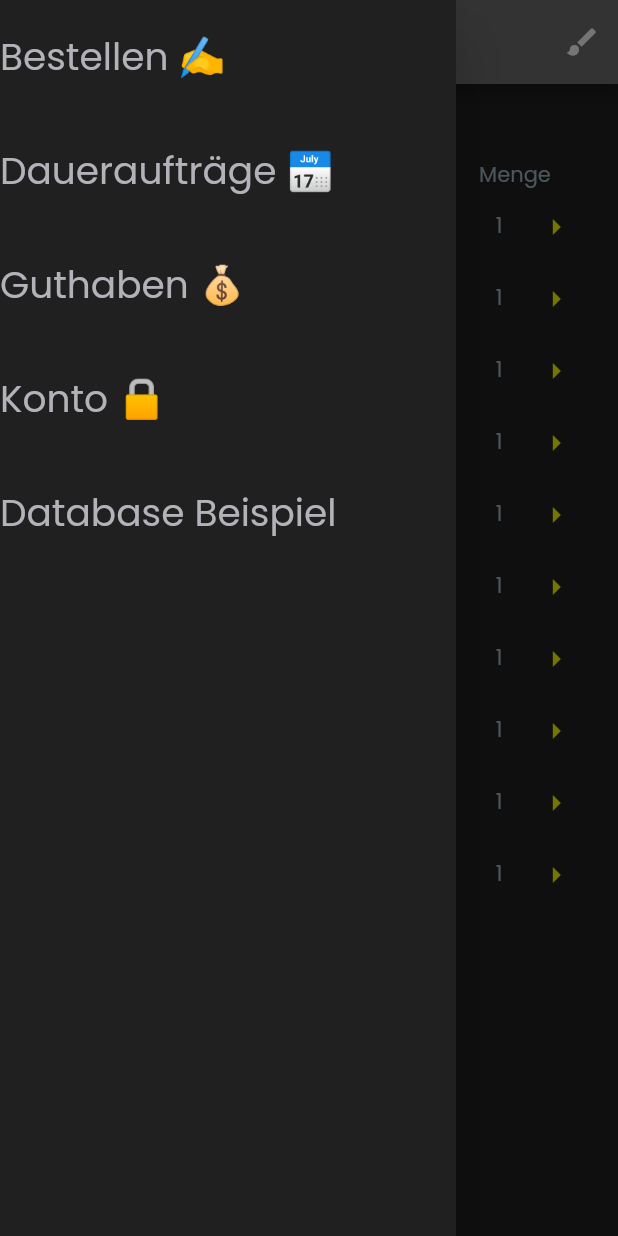
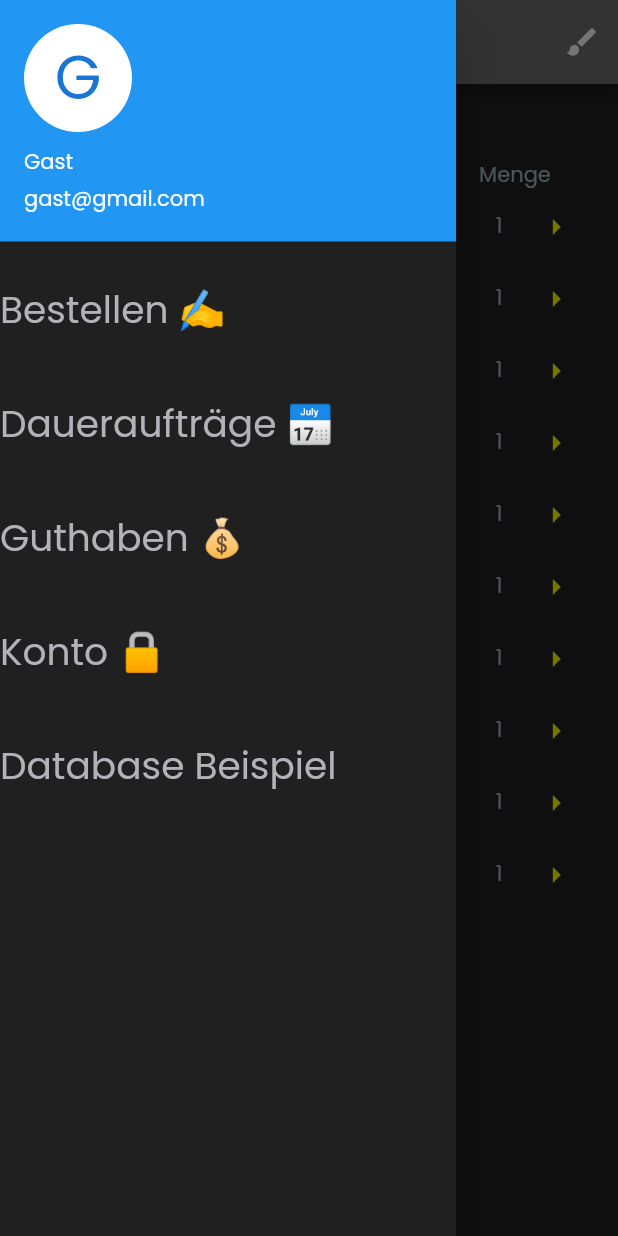
Before and after one commit to mmaeffert/fs201, a Flutter app: the screen it shows after launch, with the side drawer open, on a phone screen of 412 x 824 dp. Run offline on Flutter 3.47's test engine with Material 2 defaults, Android fonts, the phone set to English and light mode, and no system bars; our stand-ins replace firebase_auth, firebase_core, firebase_database, font_awesome_flutter, google_sign_in; accounts and stored records are empty.

Commit message:
#NewSystem -Kit System for our UI's to have a clearly and usable code we move most of the UI's to other classes! Lots of advantages!!!
#Updates
-Drawer with UserAccountsDrawerHeader

#Processed
    BackEnd:
    -> DB Connection to salable products
    -> push Order to DB

#Error
-nothing

```diff
--- a/lib/appbar.dart
+++ b/lib/appbar.dart
@@ -4,8 +4,8 @@ import './themes.dart';
 
 class GetCurrentUser {
   var user = FirebaseAuth.instance.currentUser;
-  getUser() {
-    return user;
+  User? getUser() {
+      return user;
   }
 }
 
@@ -30,7 +30,7 @@ class Appbar {
     } else {
       return CircleAvatar(
         radius: 21,
-        backgroundImage: NetworkImage(GetCurrentUser().getUser().photoURL),
+        backgroundImage: NetworkImage(GetCurrentUser().getUser()!.photoURL.toString()),
       );
     }
   }
--- a/lib/drawer.dart
+++ b/lib/drawer.dart
@@ -2,6 +2,7 @@ import 'package:flutter/material.dart';
 import './dauerauftrag.dart';
 import './account.dart';
 import './realTimeDatabaseExample.dart';
+import 'appbar.dart';
 import 'order/UI/ordersTable.dart';
 
 
@@ -11,6 +12,33 @@ class drawer {
         backgroundColor: Theme.of(context).backgroundColor,
         child: ListView(
           children: [
+            GetCurrentUser().getUser() != null? UserAccountsDrawerHeader(
+              accountName: Text(GetCurrentUser().getUser()!.displayName.toString()),
+              accountEmail: Text(GetCurrentUser().getUser()!.email.toString()),
+              currentAccountPicture: CircleAvatar(
+                backgroundImage: NetworkImage(GetCurrentUser().getUser()!.photoURL.toString()),
+                   backgroundColor:
+                Theme.of(context).platform == TargetPlatform.iOS
+                    ? Colors.blue
+                    : Colors.white,
+                child: NetworkImage(GetCurrentUser().getUser()!.photoURL.toString())==null?Text(
+                  GetCurrentUser().getUser()!.displayName!.substring(0,1),
+                  style: TextStyle(fontSize: 40.0),
+                ):Container(),
+              ),
+            ):UserAccountsDrawerHeader(
+              accountName: Text("Gast"),
+              accountEmail: Text("gast@gmail.com"),
+              currentAccountPicture: CircleAvatar(
+                backgroundColor:
+                Theme.of(context).platform == TargetPlatform.iOS
+                    ? Colors.blue
+                    : Colors.white,
+                child: Text("G",
+                  style: TextStyle(fontSize: 40.0),
+                ),
+              ),
+            ),
             ListTile(
               contentPadding: EdgeInsets.symmetric(vertical: 10, horizontal: 0),
               title: Text(
--- a/lib/order/UI/ordersTable.dart
+++ b/lib/order/UI/ordersTable.dart
@@ -44,7 +44,8 @@ class _OrdersTableState extends State<OrdersTable> {
     final displayWidthforTable = MediaQuery.of(context).size.width - 340;
     return Scaffold(
       appBar: ab.Appbar.MainAppBar(context),
-      body: SingleChildScrollView(
+      body:Scrollbar(
+      child: SingleChildScrollView(
         child: Container(
           child: Column(
             crossAxisAlignment: CrossAxisAlignment.start,
@@ -62,10 +63,12 @@ class _OrdersTableState extends State<OrdersTable> {
                         "Es sind keine Einträge vorhanden!",
                         style: TextStyle(fontSize: 14),
                       )))
-                  : Container(
+                  : Scrollbar(
                       child: SingleChildScrollView(
                         scrollDirection: Axis.vertical,
-                        child: SingleChildScrollView(
+                        child:
+    Scrollbar(
+    child: SingleChildScrollView(
                             scrollDirection: Axis.horizontal,
                             child: DataTable(
                               headingRowHeight: 40,
@@ -169,7 +172,7 @@ class _OrdersTableState extends State<OrdersTable> {
                             )),
                       ),
                     ),
-
+              ),
               Container(
                 alignment: Alignment.centerRight,
                 margin: EdgeInsets.only(top: 20, bottom: 20, right: 20),
@@ -187,6 +190,7 @@ class _OrdersTableState extends State<OrdersTable> {
           ),
         ),
       ),
+      ),
     );
   }
 }
```
